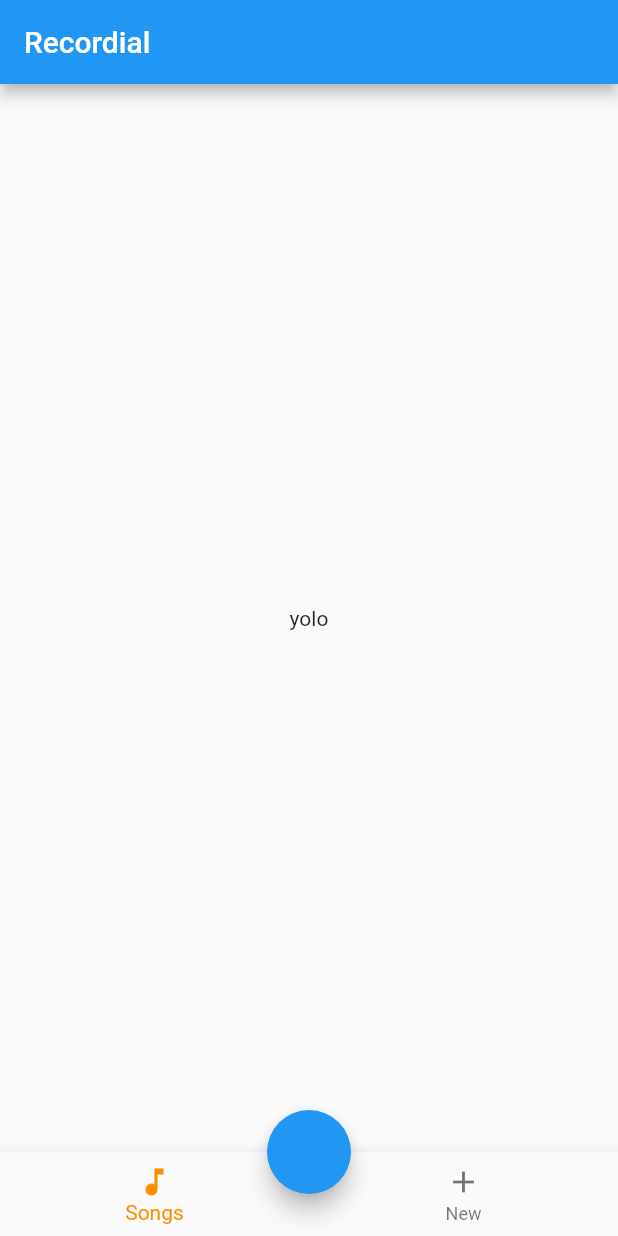
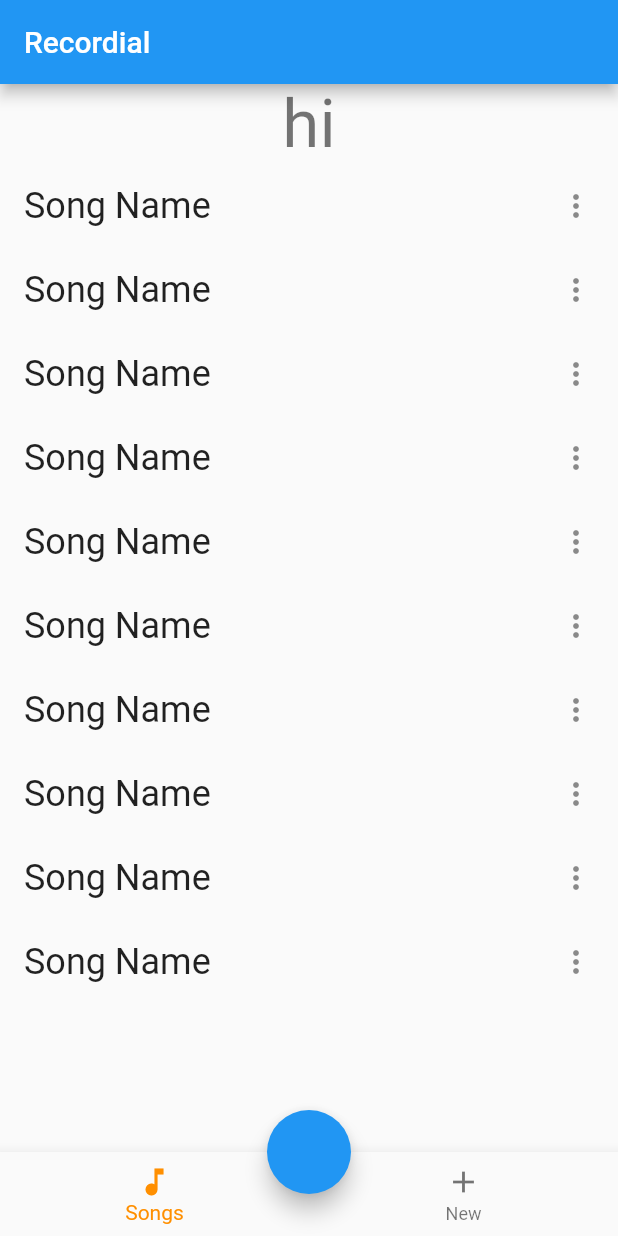
Before and after one commit to dottjt/recordial, a Flutter app: the screen it shows after launch, on a phone screen of 412 x 824 dp. Run offline on Flutter 3.47's test engine with Material 2 defaults, Android fonts, the phone set to English and light mode, and no system bars; our stand-ins replace cloud_firestore, firebase_core; missing offline and left inert: flutter_sound; accounts and stored records are empty.

Commit message:
changes mah changes

```diff
--- /dev/null
+++ b/lib/app.dart
@@ -0,0 +1,24 @@
+import 'package:flutter/material.dart';
+
+class App extends StatefulWidget {
+  App({Key key, this.component}) : super(key: key);
+
+  final Widget component;
+
+  @override
+  _AppState createState() => _AppState();
+}
+
+class _AppState extends State<App> {
+  @override
+  Widget build(BuildContext context) {
+    return MaterialApp(
+      title: 'Recordial',
+      debugShowCheckedModeBanner: false,
+      theme: ThemeData(
+        primarySwatch: Colors.blue,
+      ),
+      home: widget.component,
+    );
+  }
+}
--- /dev/null
+++ b/lib/components/song_list.dart
@@ -0,0 +1,104 @@
+import 'package:flutter/material.dart';
+
+import 'package:music/types/list_type.dart';
+import 'package:music/views/song/song_view.dart';
+
+class HomeSongItem implements ListItem {
+  final String name;
+
+  HomeSongItem(this.name);
+
+  Widget buildTitle(BuildContext context) {
+    return Text(
+      name,
+      style: Theme.of(context).textTheme.headline5,
+    );
+  }
+
+  Widget buildSubtitle(BuildContext context) => null;
+}
+
+class SongList extends StatelessWidget {
+
+  final items = List<HomeSongItem>.generate(
+    10,
+    (i) => HomeSongItem("Song Name")
+  );
+
+  Future<void> _showPopupMenu(BuildContext context, Offset offset) async {
+    double left = offset.dx;
+    double top = offset.dy;
+
+    int selected = await showMenu(
+      context: context,
+      position: RelativeRect.fromLTRB(left, top, 0, 0),
+      items: [
+        PopupMenuItem(
+          value: 1,
+          child: Row(
+            children: <Widget>[
+              Padding(
+                padding: const EdgeInsets.fromLTRB(2, 2, 8, 2),
+                child: Icon(Icons.create_sharp),
+              ),
+              Text('Rename')
+            ],
+          ),
+        ),
+        PopupMenuItem(
+          value: 2,
+          child: Row(
+            children: <Widget>[
+              Padding(
+                padding: const EdgeInsets.fromLTRB(2, 2, 8, 2),
+                child: Icon(Icons.share),
+              ),
+              Text('Share')
+            ],
+          )
+        ),
+      ],
+      elevation: 8.0,
+    );
+
+    if (selected == 1) {
+      print('handle edit');
+    }
+
+    if (selected == 2) {
+      print('handle pete');
+    }
+  }
+
+  @override
+  Widget build(BuildContext context) {
+    return ListView.builder(
+      scrollDirection: Axis.vertical,
+      shrinkWrap: true,
+      itemCount: items.length,
+      itemBuilder: (context, index) {
+        final item = items[index];
+
+        return ListTile(
+          title: item.buildTitle(context),
+          subtitle: item.buildSubtitle(context),
+          trailing: GestureDetector(
+            onTapDown: (TapDownDetails details) {
+              _showPopupMenu(context, details.globalPosition);
+            },
+            child: Icon(Icons.more_vert),
+          ),
+          onTap:  () => {
+            Navigator.push(
+              context,
+              MaterialPageRoute(builder: (context) => SongView()),
+            )
+          },
+          onLongPress: () => {
+
+          },
+        );
+      },
+    );
+  }
+}
--- a/lib/main.dart
+++ b/lib/main.dart
@@ -2,6 +2,7 @@ import 'package:flutter/material.dart';
 import 'package:music/views/home_loading_view/home_loading_view.dart';
 import 'package:music/views/home_error_view/home_error_view.dart';
 
+import 'app.dart';
 import 'views/home/home_view.dart';
 
 import 'package:cloud_firestore/cloud_firestore.dart';
@@ -9,22 +10,20 @@ import 'package:firebase_core/firebase_core.dart';
 
 void main() {
   WidgetsFlutterBinding.ensureInitialized();
-  runApp(MusicAppInitialize());
+  runApp(AppInitialize());
 }
 
-class MusicAppInitialize extends StatelessWidget {
+class AppInitialize extends StatelessWidget {
 
   final Future<FirebaseApp> _initialization = Firebase.initializeApp();
-  // This widget is the root of your application.
 
   @override
   Widget build(BuildContext context) {
     return FutureBuilder(
-      // Initialize FlutterFire:
       future: _initialization,
       builder: (context, snapshot) {
         if (snapshot.hasError) {
-          return MusicApp(component:  HomeErrorView());
+          return App(component: HomeErrorView());
         }
 
         if (snapshot.connectionState == ConnectionState.done) {
@@ -32,37 +31,11 @@ class MusicAppInitialize extends StatelessWidget {
               cacheSizeBytes: Settings.CACHE_SIZE_UNLIMITED
           );
 
-          return MusicApp(component:  HomeView(title: 'Recordial'));
+          return App(component: HomeView(title: 'Recordial'));
         }
 
-        return MusicApp(component:  HomeLoadingView());
+        return App(component: HomeLoadingView());
       },
     );
   }
 }
-
-class MusicApp extends StatefulWidget {
-  MusicApp({Key key, this.component}) : super(key: key);
-
-  final Widget component;
-
-  @override
-  _MusicAppState createState() => _MusicAppState();
-}
-
-class _MusicAppState extends State<MusicApp> {
-  @override
-  Widget build(BuildContext context) {
-    return MaterialApp(
-      title: 'Recordial',
-      debugShowCheckedModeBanner: false,
-      theme: ThemeData(
-        primarySwatch: Colors.blue,
-      ),
-      home: widget.component,
-    );
-  }
-}
-
-
-// new MaterialApp(home: new LoginForm())
--- /dev/null
+++ b/lib/types/list_type.dart
@@ -0,0 +1,10 @@
+import 'package:flutter/material.dart';
+
+abstract class ListItem {
+  /// The title line to show in a list item.
+  Widget buildTitle(BuildContext context);
+
+  /// The subtitle line, if any, to show in a list item.
+  Widget buildSubtitle(BuildContext context);
+}
+?
--- a/lib/views/home/home_view.dart
+++ b/lib/views/home/home_view.dart
@@ -1,9 +1,9 @@
 import 'package:flutter/material.dart';
 import 'package:flutter_sound/flutter_sound.dart';
+import 'package:music/components/song_list.dart';
 
 import 'home_navigation_bar.dart';
 import '../../navigation/recording_navigation_floating_action_button.dart';
-
 import '../song/song_view.dart';
 
 // import '../models/song_model.dart';
@@ -27,7 +27,12 @@ class _HomeViewState extends State<HomeView> {
         title: Text(widget.title),
       ),
       body: Center(
-        child: Text('yolo'),
+        child: Column(
+          children: [
+            Text('hi', style: Theme.of(context).textTheme.headline3, textAlign: TextAlign.end),
+            SongList(),
+          ],
+        )
       ),
       bottomNavigationBar: RecordingNavigationBar(recorder: _recorder),
       floatingActionButtonLocation: FloatingActionButtonLocation.centerDocked,
--- a/pubspec.yaml
+++ b/pubspec.yaml
@@ -28,6 +28,7 @@ dependencies:
 
   firebase_core: 0.5.3
   cloud_firestore: 0.14.4
+  firebase_auth: 0.18.4+1
 
   # The following adds the Cupertino Icons font to your application.
   # Use with the CupertinoIcons class for iOS style icons.
```
Also changed, not shown: lib/models/app_model.dart (added, +10 -0 lines), pubspec.lock.
